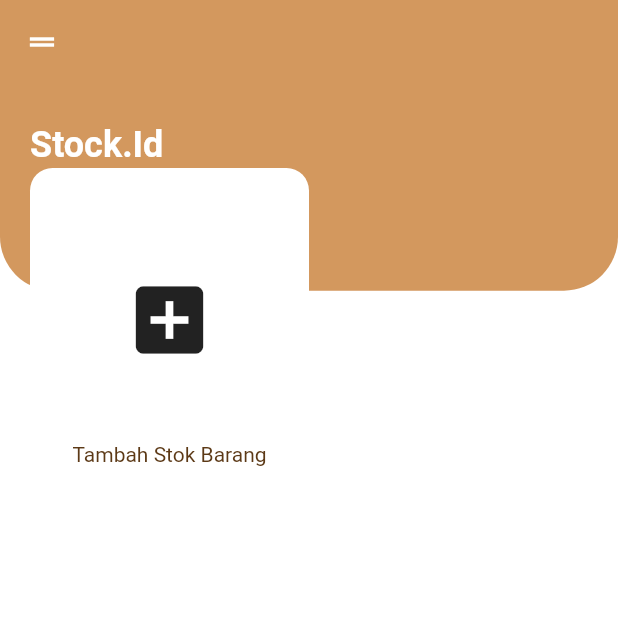
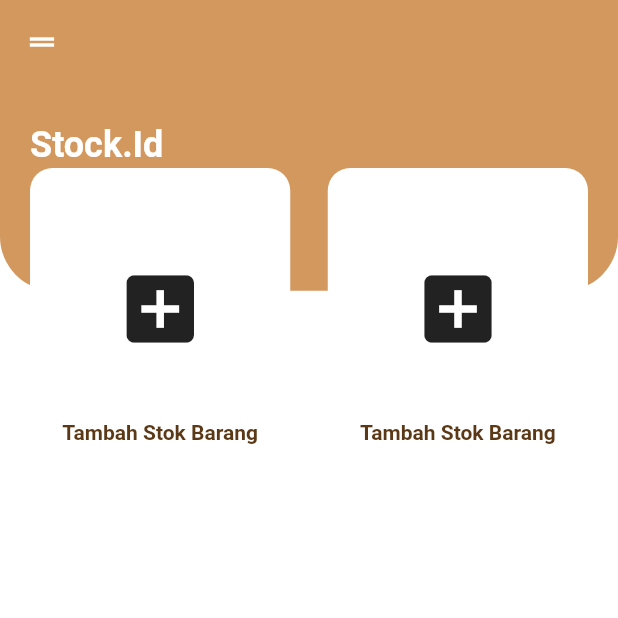
Before and after one commit to atika1004/Project_stock, a Flutter app: the screen it shows after launch, on a phone screen of 412 x 824 dp, the top half of it. Run offline on Flutter 3.47's test engine with Material 2 defaults, Android fonts, the phone set to English and light mode, and no system bars.

Commit message:
atur isian kolom gird

```diff
--- a/stock_id/lib/screens/components/body.dart
+++ b/stock_id/lib/screens/components/body.dart
@@ -15,8 +15,28 @@ class Body extends StatelessWidget {
               child: GridView.count(
                     crossAxisCount: 2,
                     childAspectRatio: .85,
+                    crossAxisSpacing: 25,
+                    mainAxisSpacing: 25,
                     children: <Widget>[
-                      Container(
+                      HomeMenu(),
+                      HomeMenu(),
+                    ],
+                  ),
+              ),
+            ),
+        ],
+    );
+  }
+}
+
+class HomeMenu extends StatelessWidget {
+  const HomeMenu({
+    Key key,
+  }) : super(key: key);
+
+  @override
+  Widget build(BuildContext context) {
+    return Container(
       padding: EdgeInsets.all(20),
       decoration: BoxDecoration(
         color: Colors.white,
@@ -30,16 +50,13 @@ class Body extends StatelessWidget {
           Text(
             "Tambah Stok Barang",
             textAlign: TextAlign.center,
-
-                            ),
-                          ],
+            style: TextStyle(
+              fontWeight: FontWeight.bold,
+              color: stockText,
               ),
           ),
         ],
       ),
-              ),
-            ),
-        ],
     );
   }
 }
```
Lines whose indentation alone changed are shown as unchanged.
